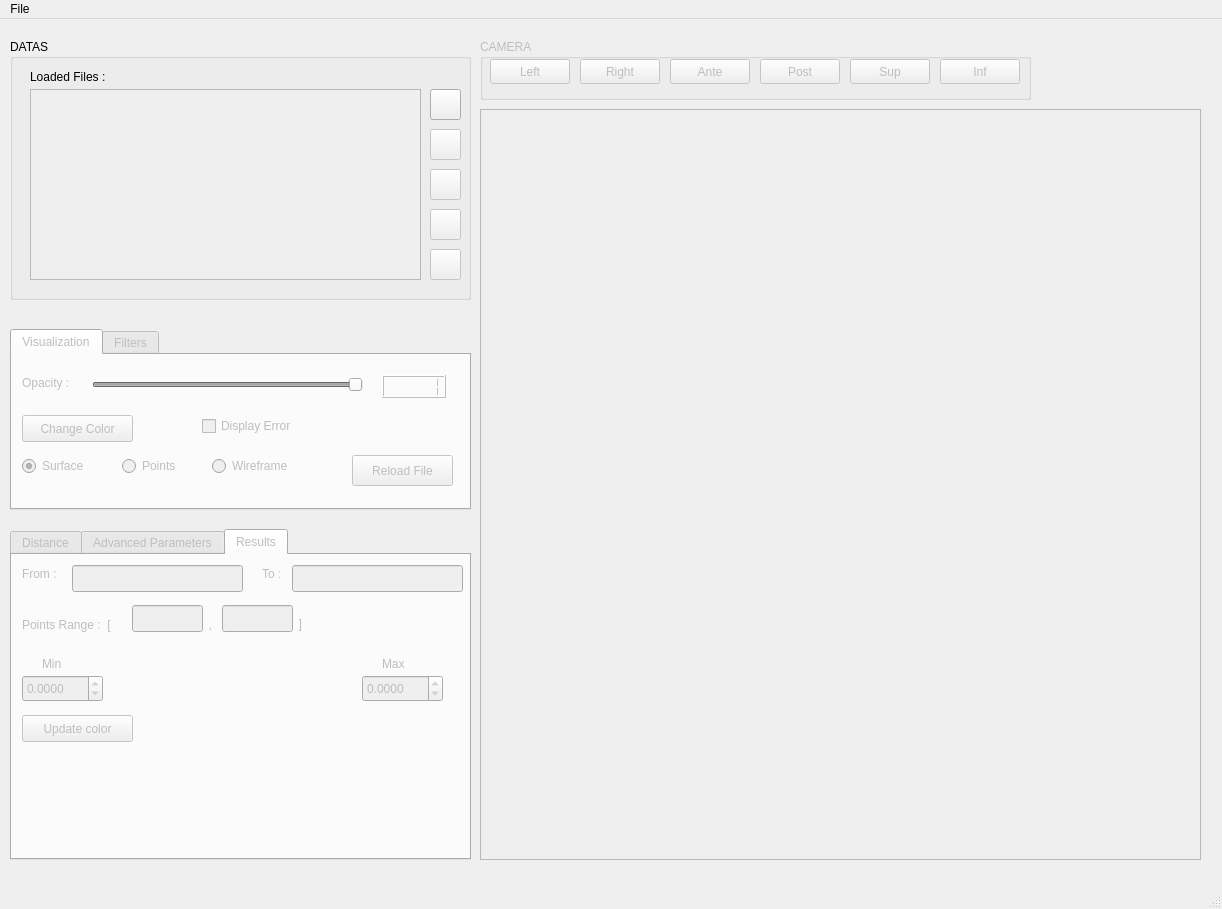
juliettepera/distance, file meshMetricGui.ui: the form before one commit.
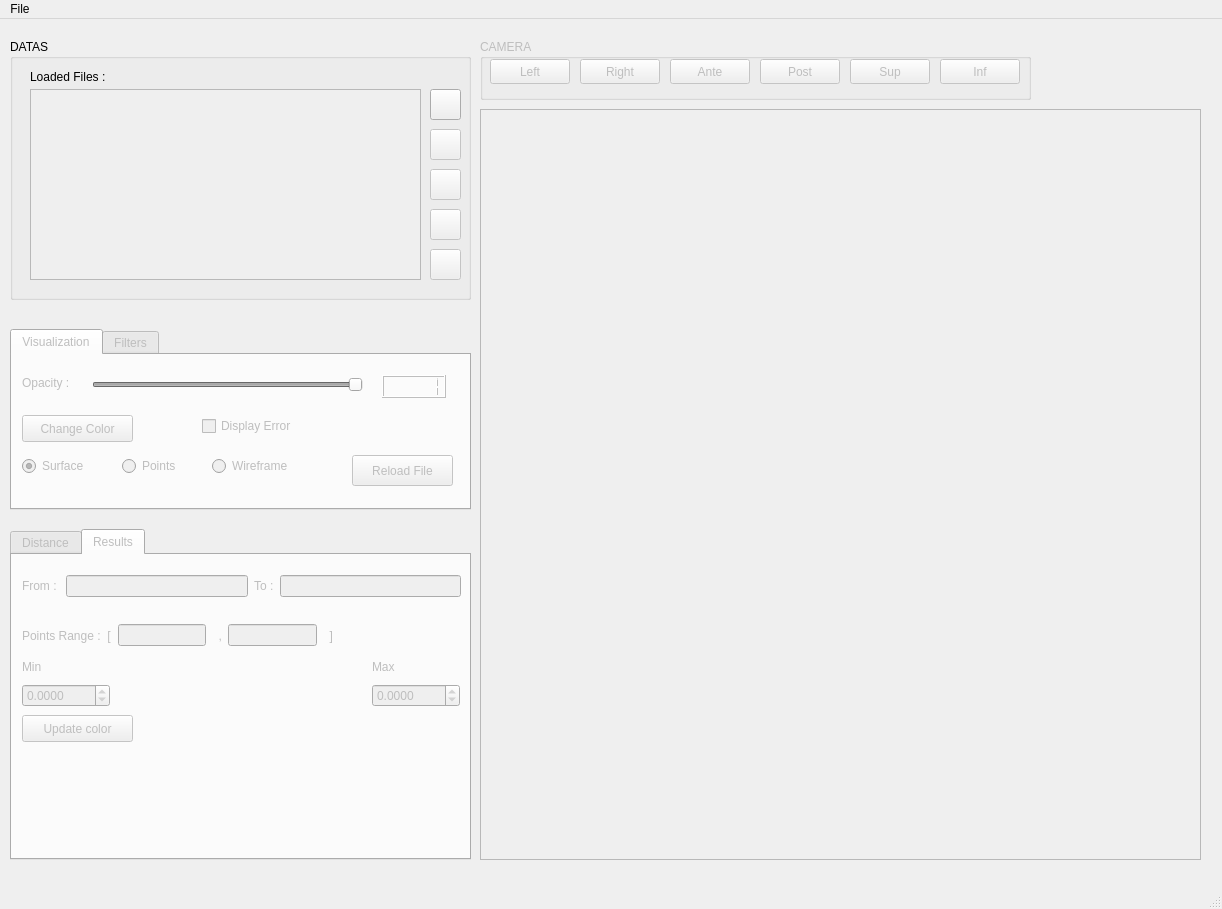
The form after the commit. The open tabs and pages were chosen to show the change. Custom widgets are drawn as their Qt base class.

What changed in the file:
```diff
--- a/meshMetricGui.ui
+++ b/meshMetricGui.ui
@@ -619,93 +619,62 @@
      <attribute name="title">
       <string>Distance</string>
      </attribute>
+     <widget class="QWidget" name="verticalLayoutWidget_4">
+      <property name="geometry">
+       <rect>
+        <x>10</x>
+        <y>10</y>
+        <width>441</width>
+        <height>191</height>
+       </rect>
+      </property>
+      <layout class="QVBoxLayout" name="verticalLayout_6">
+       <item>
+        <layout class="QHBoxLayout" name="horizontalLayout_7">
+         <item>
+          <widget class="QLabel" name="labelMeshA">
+           <property name="text">
+            <string>Mesh A</string>
+           </property>
+          </widget>
+         </item>
+         <item>
+          <widget class="QLineEdit" name="lineEditMeshA">
+           <property name="readOnly">
+            <bool>true</bool>
+           </property>
+          </widget>
+         </item>
+        </layout>
+       </item>
+       <item>
+        <layout class="QHBoxLayout" name="horizontalLayout_9">
+         <item>
      <widget class="QLabel" name="labelMeshB">
-      <property name="geometry">
-       <rect>
-        <x>10</x>
-        <y>80</y>
-        <width>61</width>
-        <height>21</height>
-       </rect>
-      </property>
       <property name="text">
        <string>Mesh B</string>
       </property>
      </widget>
+         </item>
+         <item>
      <widget class="QComboBox" name="comboBoxMeshB">
-      <property name="geometry">
-       <rect>
-        <x>80</x>
-        <y>80</y>
-        <width>241</width>
-        <height>24</height>
-       </rect>
+           <property name="sizePolicy">
+            <sizepolicy hsizetype="Expanding" vsizetype="Maximum">
+             <horstretch>0</horstretch>
+             <verstretch>0</verstretch>
+            </sizepolicy>
       </property>
       <property name="toolTip">
        <string>choose 2nd file for distance error</string>
       </property>
      </widget>
-     <widget class="QPushButton" name="pushButtonApply">
-      <property name="geometry">
-       <rect>
-        <x>10</x>
-        <y>160</y>
-        <width>121</width>
-        <height>25</height>
-       </rect>
-      </property>
-      <property name="text">
-       <string>Apply</string>
-      </property>
-     </widget>
-     <widget class="QLineEdit" name="lineEditMeshA">
-      <property name="geometry">
-       <rect>
-        <x>80</x>
-        <y>30</y>
-        <width>241</width>
-        <height>27</height>
-       </rect>
-      </property>
-      <property name="readOnly">
-       <bool>true</bool>
-      </property>
-     </widget>
-     <widget class="QLabel" name="labelMeshA">
-      <property name="geometry">
-       <rect>
-        <x>10</x>
-        <y>30</y>
-        <width>61</width>
-        <height>21</height>
-       </rect>
-      </property>
-      <property name="text">
-       <string>Mesh A</string>
-      </property>
-     </widget>
-     <widget class="QRadioButton" name="radioButtonAbsoluteDistance">
-      <property name="geometry">
-       <rect>
-        <x>160</x>
-        <y>120</y>
-        <width>141</width>
-        <height>22</height>
-       </rect>
-      </property>
-      <property name="text">
-       <string>Absolute Distance</string>
-      </property>
-     </widget>
+         </item>
+        </layout>
+       </item>
+       <item>
+        <layout class="QHBoxLayout" name="horizontalLayout_10">
+         <item>
      <widget class="QRadioButton" name="radioButtonSignedDistance">
-      <property name="geometry">
-       <rect>
-        <x>10</x>
-        <y>120</y>
-        <width>141</width>
-        <height>22</height>
-       </rect>
-      </property>
       <property name="text">
        <string>Signed Distance</string>
       </property>
@@ -713,55 +682,61 @@
        <bool>true</bool>
       </property>
      </widget>
-    </widget>
-    <widget class="QWidget" name="tabParameters">
-     <attribute name="title">
-      <string>Advanced Parameters</string>
-     </attribute>
-     <widget class="QLabel" name="labelMinSampFreq">
-      <property name="geometry">
-       <rect>
-        <x>10</x>
-        <y>70</y>
-        <width>201</width>
-        <height>16</height>
-       </rect>
-      </property>
+         </item>
+         <item>
+          <widget class="QRadioButton" name="radioButtonAbsoluteDistance">
       <property name="text">
-       <string>Minimum Sampling Frequency</string>
-      </property>
-     </widget>
+            <string>Absolute Distance</string>
+           </property>
+          </widget>
+         </item>
+        </layout>
+       </item>
+       <item>
+        <layout class="QHBoxLayout" name="horizontalLayout_11">
+         <item>
      <widget class="QLabel" name="labelSampStep">
-      <property name="geometry">
-       <rect>
-        <x>10</x>
-        <y>20</y>
-        <width>201</width>
-        <height>16</height>
-       </rect>
+           <property name="sizePolicy">
+            <sizepolicy hsizetype="Minimum" vsizetype="Preferred">
+             <horstretch>0</horstretch>
+             <verstretch>0</verstretch>
+            </sizepolicy>
       </property>
       <property name="text">
        <string>Sampling Step</string>
       </property>
      </widget>
+         </item>
+         <item>
      <widget class="QComboBox" name="comboBoxSamplingStep">
-      <property name="geometry">
-       <rect>
-        <x>130</x>
-        <y>20</y>
-        <width>85</width>
-        <height>27</height>
-       </rect>
-      </property>
-     </widget>
+           <property name="sizePolicy">
+            <sizepolicy hsizetype="Minimum" vsizetype="Fixed">
+             <horstretch>0</horstretch>
+             <verstretch>0</verstretch>
+            </sizepolicy>
+           </property>
+          </widget>
+         </item>
+         <item>
+          <widget class="QLabel" name="labelMinSampFreq">
+           <property name="sizePolicy">
+            <sizepolicy hsizetype="Minimum" vsizetype="Preferred">
+             <horstretch>0</horstretch>
+             <verstretch>0</verstretch>
+            </sizepolicy>
+           </property>
+           <property name="text">
+            <string>Min Sampling Frequency</string>
+           </property>
+          </widget>
+         </item>
+         <item>
      <widget class="QSpinBox" name="spinBoxMinSampFreq">
-      <property name="geometry">
-       <rect>
-        <x>230</x>
-        <y>70</y>
-        <width>56</width>
-        <height>27</height>
-       </rect>
+           <property name="sizePolicy">
+            <sizepolicy hsizetype="Minimum" vsizetype="Fixed">
+             <horstretch>0</horstretch>
+             <verstretch>0</verstretch>
+            </sizepolicy>
       </property>
       <property name="minimum">
        <number>2</number>
@@ -770,6 +745,24 @@
        <number>2</number>
       </property>
      </widget>
+         </item>
+        </layout>
+       </item>
+      </layout>
+     </widget>
+     <widget class="QPushButton" name="pushButtonApply">
+      <property name="geometry">
+       <rect>
+        <x>10</x>
+        <y>210</y>
+        <width>121</width>
+        <height>25</height>
+       </rect>
+      </property>
+      <property name="text">
+       <string>Apply</string>
+      </property>
+     </widget>
     </widget>
     <widget class="QWidget" name="tabResults">
      <property name="contextMenuPolicy">
@@ -797,54 +790,71 @@
        <string>Update color</string>
       </property>
      </widget>
-     <widget class="QLabel" name="labelRange_3">
+     <widget class="QWidget" name="horizontalLayoutWidget">
       <property name="geometry">
        <rect>
-        <x>280</x>
-        <y>60</y>
-        <width>21</width>
-        <height>17</height>
+        <x>10</x>
+        <y>20</y>
+        <width>439</width>
+        <height>41</height>
        </rect>
       </property>
+      <layout class="QHBoxLayout" name="horizontalLayout_4">
+       <property name="sizeConstraint">
+        <enum>QLayout::SetMaximumSize</enum>
+       </property>
+       <item>
+        <widget class="QLabel" name="label_3">
       <property name="text">
-       <string>  ]</string>
-      </property>
-     </widget>
-     <widget class="QLabel" name="labelRange_2">
+          <string>From : </string>
+         </property>
+        </widget>
+       </item>
+       <item>
+        <widget class="QLineEdit" name="lineEditA">
+         <property name="readOnly">
+          <bool>true</bool>
+         </property>
+        </widget>
+       </item>
+       <item>
+        <widget class="QLabel" name="label_4">
+         <property name="text">
+          <string>To :</string>
+         </property>
+        </widget>
+       </item>
+       <item>
+        <widget class="QLineEdit" name="lineEditB">
+         <property name="readOnly">
+          <bool>true</bool>
+         </property>
+        </widget>
+       </item>
+      </layout>
+     </widget>
+     <widget class="QWidget" name="horizontalLayoutWidget_2">
       <property name="geometry">
        <rect>
-        <x>190</x>
+        <x>10</x>
         <y>60</y>
-        <width>16</width>
-        <height>20</height>
+        <width>311</width>
+        <height>41</height>
        </rect>
       </property>
-      <property name="text">
-       <string>  ,</string>
-      </property>
-     </widget>
+      <layout class="QHBoxLayout" name="horizontalLayout_5">
+       <property name="sizeConstraint">
+        <enum>QLayout::SetMaximumSize</enum>
+       </property>
+       <item>
      <widget class="QLabel" name="labelRange">
-      <property name="geometry">
-       <rect>
-        <x>10</x>
-        <y>60</y>
-        <width>111</width>
-        <height>20</height>
-       </rect>
-      </property>
       <property name="text">
        <string>Points Range :  [</string>
       </property>
      </widget>
+       </item>
+       <item>
      <widget class="QLineEdit" name="lineEditMin">
-      <property name="geometry">
-       <rect>
-        <x>120</x>
-        <y>50</y>
-        <width>71</width>
-        <height>27</height>
-       </rect>
-      </property>
       <property name="text">
        <string/>
       </property>
@@ -855,15 +865,16 @@
        <bool>true</bool>
       </property>
      </widget>
+       </item>
+       <item>
+        <widget class="QLabel" name="labelRange_2">
+         <property name="text">
+          <string>  ,</string>
+         </property>
+        </widget>
+       </item>
+       <item>
      <widget class="QLineEdit" name="lineEditMax">
-      <property name="geometry">
-       <rect>
-        <x>210</x>
-        <y>50</y>
-        <width>71</width>
-        <height>27</height>
-       </rect>
-      </property>
       <property name="text">
        <string/>
       </property>
@@ -874,34 +885,35 @@
        <bool>true</bool>
       </property>
      </widget>
-     <widget class="QDoubleSpinBox" name="doubleSpinBoxMin">
+       </item>
+       <item>
+        <widget class="QLabel" name="labelRange_3">
+         <property name="text">
+          <string>  ]</string>
+         </property>
+        </widget>
+       </item>
+      </layout>
+     </widget>
+     <widget class="QWidget" name="layoutWidget">
       <property name="geometry">
        <rect>
-        <x>10</x>
-        <y>120</y>
-        <width>81</width>
-        <height>27</height>
+        <x>360</x>
+        <y>100</y>
+        <width>88</width>
+        <height>52</height>
        </rect>
       </property>
-      <property name="decimals">
-       <number>4</number>
-      </property>
-      <property name="minimum">
-       <double>-99.989999999999995</double>
-      </property>
-      <property name="singleStep">
-       <double>0.010000000000000</double>
-      </property>
-     </widget>
+      <layout class="QVBoxLayout" name="verticalLayout_4">
+       <item>
+        <widget class="QLabel" name="label_2">
+         <property name="text">
+          <string>Max</string>
+         </property>
+        </widget>
+       </item>
+       <item>
      <widget class="QDoubleSpinBox" name="doubleSpinBoxMax">
-      <property name="geometry">
-       <rect>
-        <x>350</x>
-        <y>120</y>
-        <width>81</width>
-        <height>27</height>
-       </rect>
-      </property>
       <property name="decimals">
        <number>4</number>
       </property>
@@ -912,98 +924,49 @@
        <double>0.010000000000000</double>
       </property>
      </widget>
-     <widget class="ColormapWidget" name="widgetColor" native="true">
+       </item>
+      </layout>
+     </widget>
+     <widget class="QWidget" name="layoutWidget">
       <property name="geometry">
        <rect>
-        <x>110</x>
+        <x>10</x>
         <y>100</y>
-        <width>238</width>
-        <height>40</height>
+        <width>88</width>
+        <height>52</height>
        </rect>
       </property>
-      <property name="sizePolicy">
-       <sizepolicy hsizetype="Expanding" vsizetype="Expanding">
-        <horstretch>0</horstretch>
-        <verstretch>0</verstretch>
-       </sizepolicy>
-      </property>
-     </widget>
+      <layout class="QVBoxLayout" name="verticalLayout_3">
+       <item>
      <widget class="QLabel" name="label">
-      <property name="geometry">
-       <rect>
-        <x>30</x>
-        <y>100</y>
-        <width>31</width>
-        <height>17</height>
-       </rect>
-      </property>
       <property name="text">
        <string>Min</string>
       </property>
      </widget>
-     <widget class="QLabel" name="label_2">
-      <property name="geometry">
-       <rect>
-        <x>370</x>
-        <y>100</y>
-        <width>31</width>
-        <height>17</height>
-       </rect>
-      </property>
-      <property name="text">
-       <string>Max</string>
-      </property>
-     </widget>
-     <widget class="QLineEdit" name="lineEditA">
-      <property name="geometry">
-       <rect>
-        <x>60</x>
-        <y>10</y>
-        <width>171</width>
-        <height>27</height>
-       </rect>
-      </property>
-      <property name="readOnly">
-       <bool>true</bool>
-      </property>
-     </widget>
-     <widget class="QLineEdit" name="lineEditB">
-      <property name="geometry">
-       <rect>
-        <x>280</x>
-        <y>10</y>
-        <width>171</width>
-        <height>27</height>
-       </rect>
-      </property>
-      <property name="readOnly">
-       <bool>true</bool>
-      </property>
+       </item>
+       <item>
+        <widget class="QDoubleSpinBox" name="doubleSpinBoxMin">
+         <property name="decimals">
+          <number>4</number>
+         </property>
+         <property name="minimum">
+          <double>-99.989999999999995</double>
+         </property>
+         <property name="singleStep">
+          <double>0.010000000000000</double>
+         </property>
+        </widget>
+       </item>
+      </layout>
      </widget>
-     <widget class="QLabel" name="label_3">
+     <widget class="ColormapWidget" name="widgetColor" native="true">
       <property name="geometry">
        <rect>
-        <x>10</x>
-        <y>10</y>
-        <width>63</width>
-        <height>17</height>
+        <x>110</x>
+        <y>120</y>
+        <width>241</width>
+        <height>21</height>
        </rect>
-      </property>
-      <property name="text">
-       <string>From : </string>
-      </property>
-     </widget>
-     <widget class="QLabel" name="label_4">
-      <property name="geometry">
-       <rect>
-        <x>250</x>
-        <y>10</y>
-        <width>31</width>
-        <height>17</height>
-       </rect>
-      </property>
-      <property name="text">
-       <string>To :</string>
       </property>
      </widget>
     </widget>
```
Left out of the diff: 2 changed lines with no effect on the pictures. Lines whose indentation alone changed are shown as unchanged.
